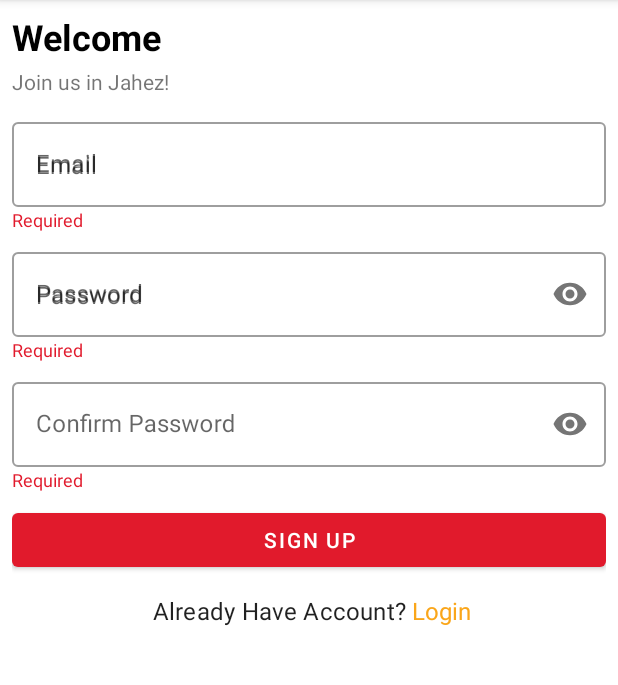
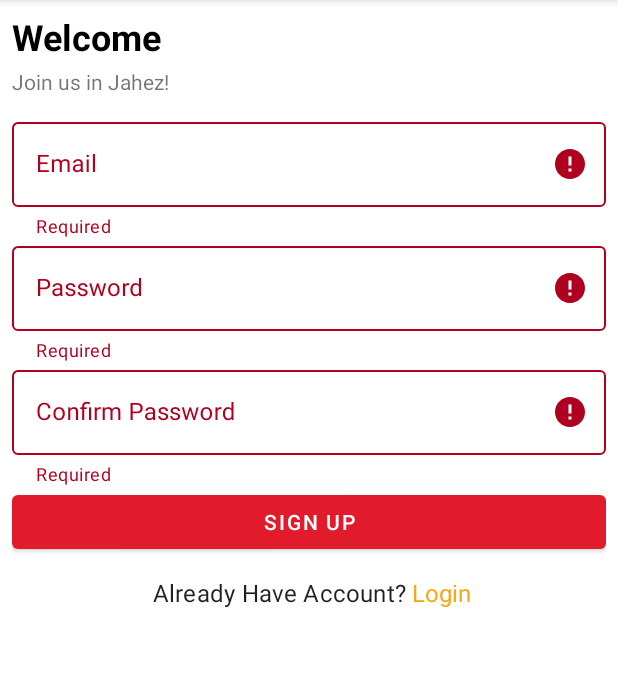
Before and after one commit to zaynob24/JahezFirstTask, an Android app: the RegisterFragment screen opened through its navigation route, after a tap on "SIGN UP", on a phone screen of 412 x 824 dp, the part 84-769 px from its top. Run offline under Robolectric (Android 15) with nearby library versions, the phone set to English and light mode, and no system bars; our stand-ins replace Dagger/Hilt's generated code, Firebase (no records; nobody signed in at launch, a user with empty details on screens opened directly), data binding; pictures from the network do not load.

Commit message:
Edit validation of register

```diff
--- a/app/src/main/java/com/example/jahezfirsttask/presentation/login/LoginFragment.kt
+++ b/app/src/main/java/com/example/jahezfirsttask/presentation/login/LoginFragment.kt
@@ -123,7 +123,7 @@ class LoginFragment : Fragment() {
         emailLayout.error = null
         passwordLayout.error = null
 
-        lifecycleScope.launch {
+        viewLifecycleOwner.lifecycleScope.launch {
             loginViewModel.inputState.collect { validState ->
 
                 validState.onEach {
--- a/app/src/main/java/com/example/jahezfirsttask/presentation/register/RegisterFragment.kt
+++ b/app/src/main/java/com/example/jahezfirsttask/presentation/register/RegisterFragment.kt
@@ -12,9 +12,19 @@ import androidx.lifecycle.Lifecycle
 import androidx.lifecycle.lifecycleScope
 import androidx.lifecycle.repeatOnLifecycle
 import androidx.navigation.fragment.findNavController
+import com.bumptech.glide.Glide.init
 import com.example.jahezfirsttask.R
+import com.example.jahezfirsttask.common.Constants
+import com.example.jahezfirsttask.common.Constants.EMPTY_CONFIRM_PASSWORD
+import com.example.jahezfirsttask.common.Constants.EMPTY_EMAIL
+import com.example.jahezfirsttask.common.Constants.EMPTY_PASSWORD
+import com.example.jahezfirsttask.common.Constants.INVALID_EMAIL
+import com.example.jahezfirsttask.common.Constants.INVALID_PASSWORD
+import com.example.jahezfirsttask.common.Constants.PASSWORDS_NOT_MATCH
+import com.example.jahezfirsttask.common.Constants.VALID_INPUTS
 import com.example.jahezfirsttask.databinding.FragmentRegisterBinding
 import com.example.jahezfirsttask.presentation.util.Validations
+import com.google.android.material.textfield.TextInputEditText
 import dagger.hilt.android.AndroidEntryPoint
 import kotlinx.coroutines.flow.collectLatest
 import kotlinx.coroutines.launch
@@ -25,9 +35,9 @@ class RegisterFragment : Fragment() {
 
     private lateinit var binding: FragmentRegisterBinding
 
-    private lateinit var  email: String
-    private lateinit var  password: String
-    private lateinit var  confirmPassword: String
+
+    lateinit var email: TextInputEditText
+    lateinit var password: TextInputEditText
 
     private val registerViewModel : RegisterViewModel by activityViewModels()
 
@@ -45,20 +55,21 @@ class RegisterFragment : Fragment() {
     override fun onViewCreated(view: View, savedInstanceState: Bundle?) {
         super.onViewCreated(view, savedInstanceState)
 
-        initViewModelDataBinding()
+        init()
         clickListener()
         initCollectFlow()
-
+        observeListener()
     }
 
-    private fun initViewModelDataBinding() {
+    private fun init() {
+        email = binding.emailSignUpTV
+        password = binding.passwordSignUpTV
+    }
 
-        binding.viewModel = registerViewModel
-        // Specify the fragment view as the lifecycle owner of the binding.
-        // This is used so that the binding can observe LiveData updates
-        binding.lifecycleOwner = this   }
+
 
     private fun initCollectFlow() {
+
         //Register stateFlow
         viewLifecycleOwner.lifecycleScope.launch {
             viewLifecycleOwner.repeatOnLifecycle(Lifecycle.State.STARTED) {
@@ -85,6 +96,7 @@ class RegisterFragment : Fragment() {
                             binding.progressBarRegister.visibility =  View.INVISIBLE
                             Log.d(TAG,registerState.error)
                             //show error massage
+                            Log.d(TAG," registerState.error.isNotBlank() ${registerState.error}")
                             Toast.makeText(requireActivity(), registerState.error, Toast.LENGTH_SHORT).show()
                         }
 
@@ -100,28 +112,72 @@ class RegisterFragment : Fragment() {
             findNavController().navigate(R.id.action_registerFragment_to_loginFragment)
         }
 
+    }
+
+
+    private fun observeListener(){
+        observeDataValidityState()
+
         //Register
         binding.signUpButton.setOnClickListener {
 
-            collectDataFromUser() // to collect items data from all fields
-            if (registerViewModel.checkDataValidity(email,password,confirmPassword)){ // to check if all field contain data and give error massage if not
+            //collectDataFromUser() // to collect items data from all fields
+            Log.d(TAG,"signUpButton.setOnClickListener .. email: ${ email.text.toString().trim()} pass: ${password.text.toString().trim()} ")
+            val confirmPassword = binding.confirmPasswordSignUpTV.text.toString()
+            registerViewModel.checkDataValidity(
+                email.text.toString().trim(),
+                password.text.toString().trim(),
+                confirmPassword)// to check if all field contain data and give error massage if not
+        }
 
-                //call firebase register
-                registerViewModel.Register(email, password)
+    }
 
-            }else{
-                Toast.makeText(requireContext(),getText(R.string.fill_required), Toast.LENGTH_SHORT).show()
+
+    private fun observeDataValidityState() {
+        val emailLayout = binding.emailSignUpField
+        val passwordLayout = binding.passwordSignUpField
+        val confirmPassLayout = binding.confirmPasswordSignUpField
+
+
+        emailLayout.error = null
+        passwordLayout.error = null
+
+        viewLifecycleOwner.lifecycleScope.launch {
+            registerViewModel.inputState.collectLatest { validState ->
+                Log.d(TAG,"validState: $validState")
+
+                validState.onEach {
+                    when (it) {
+                        EMPTY_EMAIL -> emailLayout.error = getString(R.string.required)
+                        INVALID_EMAIL -> emailLayout.error = getString(R.string.invalid_email)
+                        EMPTY_PASSWORD -> passwordLayout.error = getString(R.string.required)
+                        EMPTY_CONFIRM_PASSWORD -> confirmPassLayout.error = getString(R.string.required)
+                        PASSWORDS_NOT_MATCH -> confirmPassLayout.error = getString(R.string.password_not_match)
+                        INVALID_PASSWORD -> passwordLayout.error = getString(R.string.invalid_password_massage)
+                        VALID_INPUTS -> {
+                            emailLayout.error = null
+                            passwordLayout.error = null
+                            confirmPassLayout.error = null
+                            //register new user
+                            Log.d(TAG,"email: ${email.text.toString().trim()} pass: ${password.text.toString().trim()}")
+                            registerViewModel.register(email.text.toString().trim(),
+                                password.text.toString().trim())
+                        }
+                    }
+                }
             }
         }
-
     }
 
     // to collect post data from all fields
     private fun collectDataFromUser() {
 
-        email = binding.emailSignUpTV.text.toString().trim()
-        password = binding.passwordSignUpTV.text.toString().trim()
-        confirmPassword = binding.confirmPasswordSignUpTV.text.toString().trim()
+//        email = binding.emailSignUpTV.text.toString().trim()
+//        password = binding.passwordSignUpTV.text.toString().trim()
+//        confirmPassword = binding.confirmPasswordSignUpTV.text.toString().trim()
+
+        Log.d(TAG,"collectDataFromUser() .. email: $email pass: $password")
+
 
     }
 }
--- a/app/src/main/java/com/example/jahezfirsttask/presentation/register/RegisterViewModel.kt
+++ b/app/src/main/java/com/example/jahezfirsttask/presentation/register/RegisterViewModel.kt
@@ -5,6 +5,13 @@ import androidx.databinding.ObservableInt
 import androidx.lifecycle.ViewModel
 import androidx.lifecycle.viewModelScope
 import com.example.jahezfirsttask.R
+import com.example.jahezfirsttask.common.Constants.EMPTY_CONFIRM_PASSWORD
+import com.example.jahezfirsttask.common.Constants.EMPTY_EMAIL
+import com.example.jahezfirsttask.common.Constants.EMPTY_PASSWORD
+import com.example.jahezfirsttask.common.Constants.INVALID_EMAIL
+import com.example.jahezfirsttask.common.Constants.INVALID_PASSWORD
+import com.example.jahezfirsttask.common.Constants.PASSWORDS_NOT_MATCH
+import com.example.jahezfirsttask.common.Constants.VALID_INPUTS
 import com.example.jahezfirsttask.common.Result
 import com.example.jahezfirsttask.domain.useCase.authentication.RegisterUseCase
 import com.example.jahezfirsttask.domain.state.AuthenticationState
@@ -21,26 +28,18 @@ class RegisterViewModel @Inject constructor(
 
 ) : ViewModel() {
 
-    //ObservableInt() -> binding data with setting a value from string resource
-    val emailErrorMassage = ObservableInt()
-    val passwordErrorMassage = ObservableInt()
-    val confirmPasswordErrorMassage = ObservableInt()
-
-
-    //init Error Massage with empty string
-    init {
-        emailErrorMassage.set(R.string.empty_massage)
-        passwordErrorMassage.set(R.string.empty_massage)
-        confirmPasswordErrorMassage.set(R.string.empty_massage)
-    }
-
 
     //shared flow for register
     private val _registerSharedFlow = MutableSharedFlow<AuthenticationState>()
     val registerSharedFlow = _registerSharedFlow.asSharedFlow()
 
-    //Register
-    fun Register(email: String, password: String) {
+
+    //shared flow for Check the input fields validity
+    private val _inputState = MutableSharedFlow<List<Int>>()
+    val inputState = _inputState.asSharedFlow()
+
+    //Register]
+    fun register(email: String, password: String) {
 
         viewModelScope.launch {
             registerUseCase(email, password).onEach { result ->
@@ -71,63 +70,44 @@ class RegisterViewModel @Inject constructor(
     }
 
     //check if all field contain data and give error massage if not
-    fun checkDataValidity(email: String , password: String,confirmPassword:String) : Boolean {
-        var isAllDataFilled = true
+    fun checkDataValidity(email: String , password: String,confirmPassword:String) {
+        viewModelScope.launch {
+            var isAllDataValid = true
+            val inputStates = mutableListOf<Int>()
 
             //check email
-        if (email.isEmpty() || email.isBlank()) {
-
-            emailErrorMassage.set(R.string.required)
-            isAllDataFilled = false
-        } else {
-            //check email validate
-            if (Validations.emailIsValid(email)){
-                emailErrorMassage.set(R.string.empty_massage)
-
-            }else{
-
-                isAllDataFilled = false
-                emailErrorMassage.set(R.string.invalid_email)
-                Log.d(TAG,"invalid_email")
-            }
+            if (email.isBlank()) {
+                inputStates.add(EMPTY_EMAIL)
+                isAllDataValid = false
+            } else if (!Validations.emailIsValid(email)) {
+                inputStates.add(INVALID_EMAIL)
+                isAllDataValid = false
             }
 
             //check password
-        if (password.isEmpty() || password.isBlank()) {
-            passwordErrorMassage.set(R.string.required)
-            isAllDataFilled = false
-
-        } else{
-
-            if(Validations.passwordIsValid(password)){
-                passwordErrorMassage.set(R.string.empty_massage)
-
-            }else{
-                //check password validate
-                isAllDataFilled = false
-                passwordErrorMassage.set(R.string.invalid_password_massage)
-                Log.d(TAG,"invalid_password_massage")
-            }
-
+            if (password.isBlank()) {
+                isAllDataValid = false
+                inputStates.add(EMPTY_PASSWORD)
+            } else if (!Validations.passwordIsValid(password)) {
+                isAllDataValid = false
+                inputStates.add(INVALID_PASSWORD)
             }
 
             //check confirmPassword
-        if (confirmPassword.isEmpty() || confirmPassword.isBlank()) {
-            confirmPasswordErrorMassage.set(R.string.required)
-
-            isAllDataFilled = false
-
-        }else if(password != confirmPassword){
-            confirmPasswordErrorMassage.set(R.string.password_not_match)
-
-            isAllDataFilled = false
-            Log.d(TAG,"password_not_match")
-
-        }else {
-            confirmPasswordErrorMassage.set(R.string.empty_massage)
-
+            if (confirmPassword.isBlank()) {
+                isAllDataValid = false
+                inputStates.add(EMPTY_CONFIRM_PASSWORD)
+            } else if (password != confirmPassword) {
+                isAllDataValid = false
+                inputStates.add(PASSWORDS_NOT_MATCH)
             }
 
-        return isAllDataFilled
+            if (isAllDataValid) {
+                inputStates.clear()
+                inputStates.add(VALID_INPUTS)
+            }
+            Log.d(TAG, "ViewModel ---- input state list: $inputStates")
+            _inputState.emit(inputStates)
         }
     }
+}
--- a/app/src/main/res/layout/fragment_register.xml
+++ b/app/src/main/res/layout/fragment_register.xml
@@ -3,11 +3,6 @@
     xmlns:app="http://schemas.android.com/apk/res-auto"
     xmlns:tools="http://schemas.android.com/tools">
 
-    <data>
-        <variable
-            name="viewModel"
-            type="com.example.jahezfirsttask.presentation.register.RegisterViewModel" />
-    </data>
 
     <androidx.constraintlayout.widget.ConstraintLayout
         android:id="@+id/frameLayout3"
@@ -60,23 +55,16 @@
                 android:layout_width="match_parent"
                 android:layout_height="wrap_content"
                 android:hint="@string/email"
-                app:endIconMode="clear_text">
+                app:endIconMode="clear_text"
+                app:errorEnabled="true">
 
-                <EditText
+                <com.google.android.material.textfield.TextInputEditText
                     android:id="@+id/emailSignUpTV"
                     android:layout_width="match_parent"
                     android:layout_height="wrap_content"
-                    android:ems="10"
-                    android:hint="@string/email"
-                    android:inputType="textEmailAddress" />
-
-                <TextView
-                    android:id="@+id/emailErrorMassage"
-                    style="@style/errorMassage"
-                    android:layout_width="match_parent"
-                    android:layout_height="wrap_content"
-                    android:layout_marginBottom="8dp"
-                    android:text="@{viewModel.emailErrorMassage}" />
+                    android:lines="1"
+                    android:maxLines="1"
+                    android:singleLine="true" />
 
             </com.google.android.material.textfield.TextInputLayout>
 
@@ -86,23 +74,14 @@
                 android:layout_width="match_parent"
                 android:layout_height="wrap_content"
                 android:hint="@string/password"
-                app:passwordToggleEnabled="true">
+                app:endIconMode="password_toggle"
+                app:errorEnabled="true">
 
-                <EditText
+                <com.google.android.material.textfield.TextInputEditText
                     android:id="@+id/passwordSignUpTV"
                     android:layout_width="match_parent"
                     android:layout_height="wrap_content"
-                    android:ems="10"
-                    android:hint="@string/password"
                     android:inputType="textPassword" />
-
-                <TextView
-                    android:id="@+id/passwordErrorMassage"
-                    style="@style/errorMassage"
-                    android:layout_width="match_parent"
-                    android:layout_height="wrap_content"
-                    android:layout_marginBottom="8dp"
-                    android:text="@{viewModel.passwordErrorMassage}" />
 
             </com.google.android.material.textfield.TextInputLayout>
 
@@ -112,23 +91,14 @@
                 android:layout_width="match_parent"
                 android:layout_height="wrap_content"
                 android:hint="@string/confirm_password"
-                app:passwordToggleEnabled="true">
+                app:endIconMode="password_toggle"
+                app:errorEnabled="true">
 
-
-                <EditText
+                <com.google.android.material.textfield.TextInputEditText
                     android:id="@+id/confirmPasswordSignUpTV"
                     android:layout_width="match_parent"
                     android:layout_height="wrap_content"
-                    android:ems="10"
                     android:inputType="textPassword" />
-
-                <TextView
-                    android:id="@+id/confirmPasswordErrorMassage"
-                    style="@style/errorMassage"
-                    android:layout_width="match_parent"
-                    android:layout_height="wrap_content"
-                    android:layout_marginBottom="8dp"
-                    android:text="@{viewModel.confirmPasswordErrorMassage}" />
 
             </com.google.android.material.textfield.TextInputLayout>
 
--- a/app/src/main/res/values/strings.xml
+++ b/app/src/main/res/values/strings.xml
@@ -21,7 +21,6 @@
     <!-- Error massage -->
     <string name="required">Required</string>
     <string name="fill_required">please fill required</string>
-    <string name="empty_massage"> </string>
 
 
     <string name="invalid_email">Invalid email</string>
```
Lines whose indentation alone changed are shown as unchanged.
